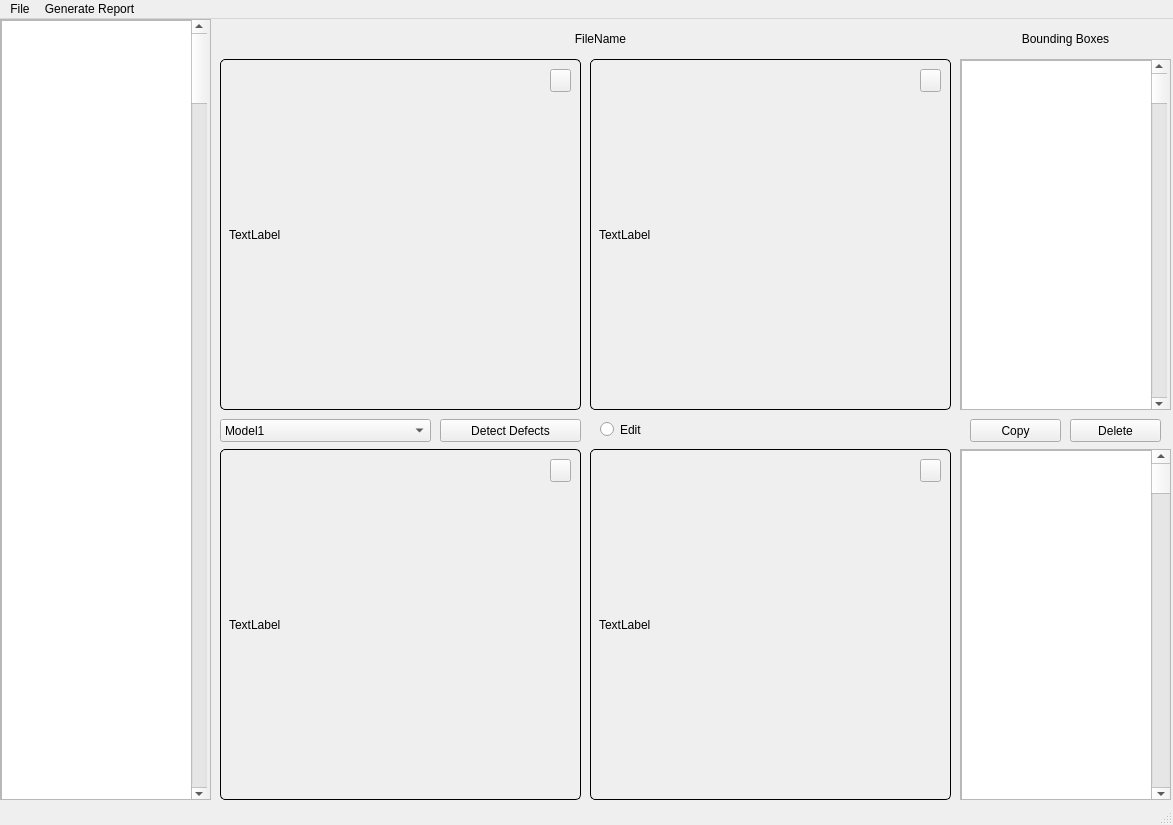
Above: App.ui from medipanshu/PyQt before the change. Below: the same form after it.
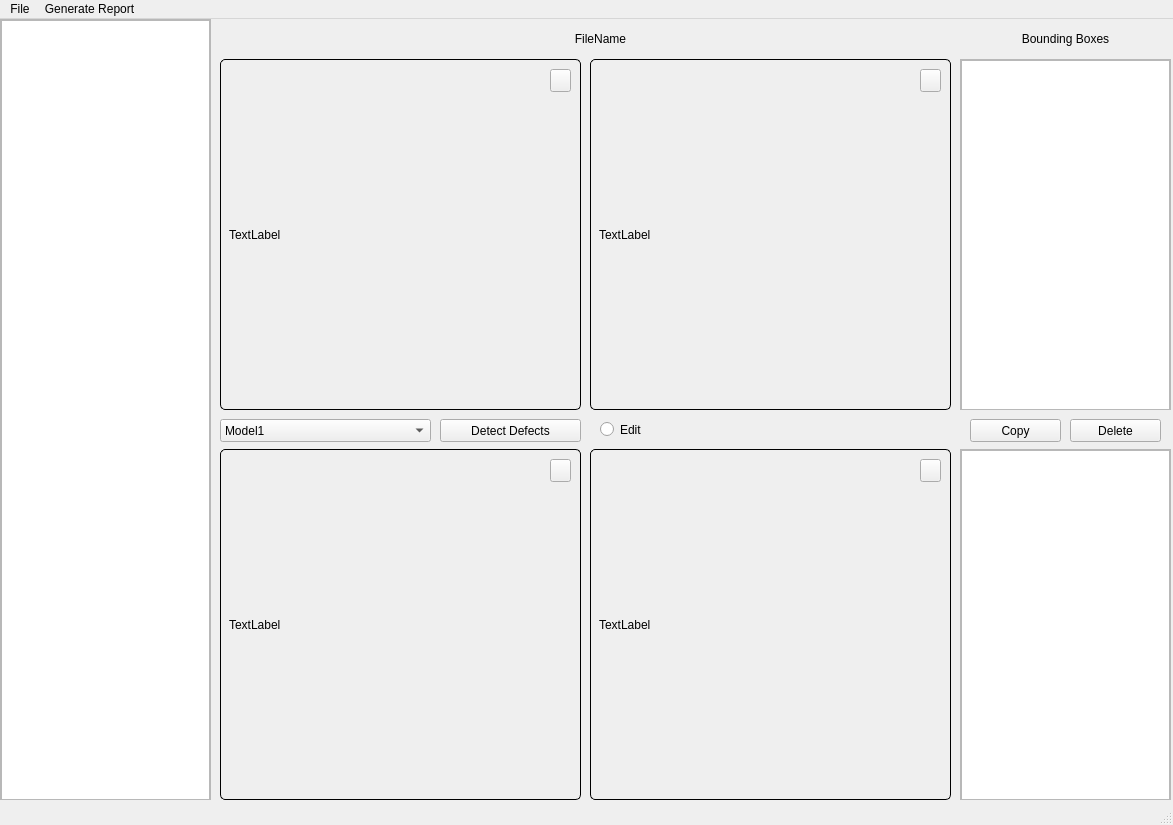
That is the form after the change. Icons and pictures are not drawn.

```diff
--- a/App.ui
+++ b/App.ui
@@ -40,24 +40,11 @@
        <rect>
         <x>0</x>
         <y>0</y>
-        <width>191</width>
+        <width>209</width>
         <height>781</height>
        </rect>
       </property>
      </widget>
-     <widget class="QScrollBar" name="verticalScrollBar_1">
-      <property name="geometry">
-       <rect>
-        <x>190</x>
-        <y>0</y>
-        <width>16</width>
-        <height>781</height>
-       </rect>
-      </property>
-      <property name="orientation">
-       <enum>Qt::Vertical</enum>
-      </property>
-     </widget>
     </widget>
    </widget>
    <widget class="QScrollArea" name="ListBoundingBoxRightUpper">
@@ -86,24 +73,11 @@
        <rect>
         <x>0</x>
         <y>0</y>
-        <width>191</width>
+        <width>209</width>
         <height>351</height>
        </rect>
       </property>
      </widget>
-     <widget class="QScrollBar" name="verticalScrollBar_2">
-      <property name="geometry">
-       <rect>
-        <x>190</x>
-        <y>0</y>
-        <width>16</width>
-        <height>351</height>
-       </rect>
-      </property>
-      <property name="orientation">
-       <enum>Qt::Vertical</enum>
-      </property>
-     </widget>
     </widget>
    </widget>
    <widget class="QScrollArea" name="ListBoundingBoxRightLower">
@@ -132,24 +106,11 @@
        <rect>
         <x>0</x>
         <y>0</y>
-        <width>191</width>
+        <width>209</width>
         <height>351</height>
        </rect>
       </property>
      </widget>
-     <widget class="QScrollBar" name="verticalScrollBar_3">
-      <property name="geometry">
-       <rect>
-        <x>190</x>
-        <y>0</y>
-        <width>20</width>
-        <height>351</height>
-       </rect>
-      </property>
-      <property name="orientation">
-       <enum>Qt::Vertical</enum>
-      </property>
-     </widget>
     </widget>
    </widget>
    <widget class="QPushButton" name="ButtonCopy">
```
